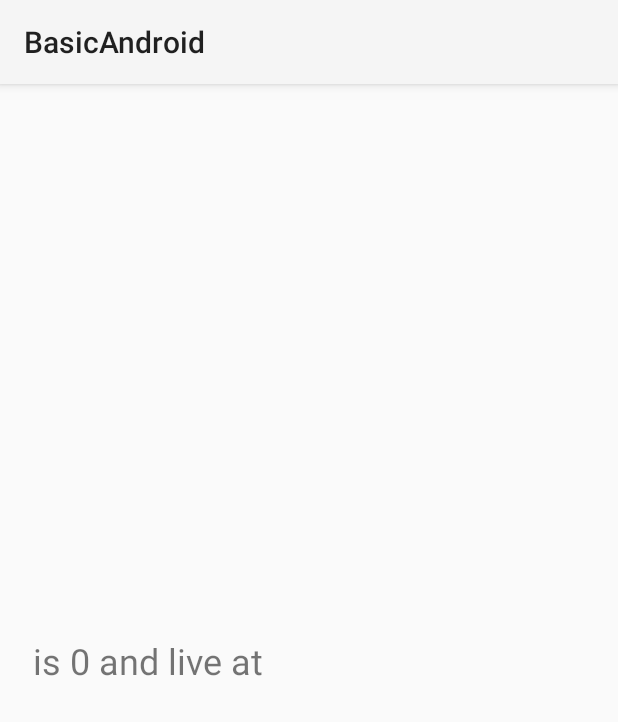
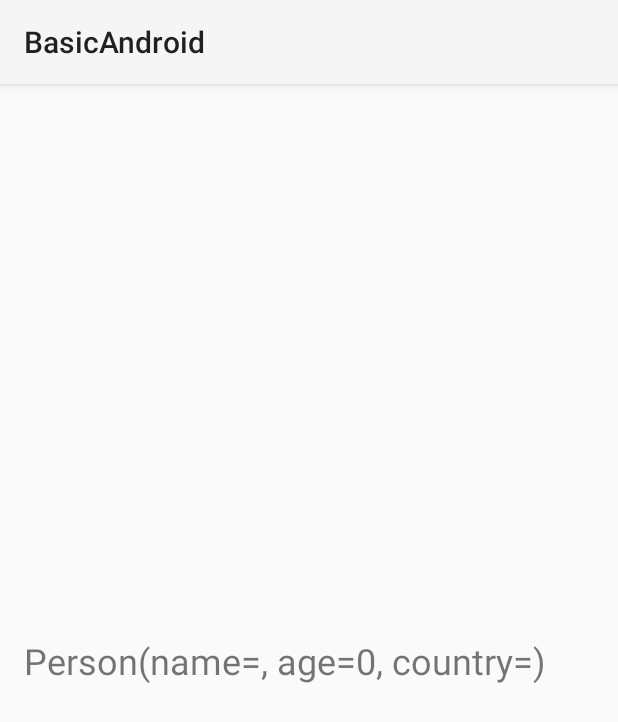
Before and after one commit to albae69/BasicAndroid, an Android app: the screen it shows after launch (SecondActivity), after a tap on "APPLY", on a phone screen of 412 x 824 dp. Shown: the top 722 px of the screen. Run offline under Robolectric (Android 15) with nearby library versions, the phone set to English and light mode, and no system bars; 1 statement that could not run was skipped.

Commit message:
passing data class between activity

```diff
--- a/app/src/main/java/com/baedev/myapplication/MainActivity.kt
+++ b/app/src/main/java/com/baedev/myapplication/MainActivity.kt
@@ -21,11 +21,14 @@ class MainActivity : AppCompatActivity() {
                 val name = etName.text.toString()
                 val age = etAge.text.toString().toInt()
                 val country = etCountry.text.toString()
+//
+//                it.putExtra("EXTRA_NAME", name)
+//                it.putExtra("EXTRA_AGE", age)
+//                it.putExtra("EXTRA_COUNTRY", country)
 
-                it.putExtra("EXTRA_NAME", name)
-                it.putExtra("EXTRA_AGE", age)
-                it.putExtra("EXTRA_COUNTRY", country)
 
+                val person = Person(name,age,country)
+                it.putExtra("EXTRA_PERSON",person)
                 startActivity(it)
             }
         }
--- /dev/null
+++ b/app/src/main/java/com/baedev/myapplication/Person.kt
@@ -0,0 +1,9 @@
+package com.baedev.myapplication
+
+import java.io.Serializable
+
+data class Person(
+    val name: String,
+    val age: Int,
+    val country: String
+) : Serializable
--- a/app/src/main/java/com/baedev/myapplication/SecondActivity.kt
+++ b/app/src/main/java/com/baedev/myapplication/SecondActivity.kt
@@ -9,11 +9,8 @@ class SecondActivity : AppCompatActivity() {
         super.onCreate(savedInstanceState)
         setContentView(R.layout.activity_second)
 
-        val name = intent.getStringExtra("EXTRA_NAME")
-        val age = intent.getIntExtra("EXTRA_AGE", 0)
-        val country = intent.getStringExtra("EXTRA_COUNTRY")
+        val person = intent.getSerializableExtra("EXTRA_PERSON") as Person
 
-        val result = "$name is $age and live at $country"
-        tvResult.text = result
+        tvResult.text = person.toString()
     }
 }
```
